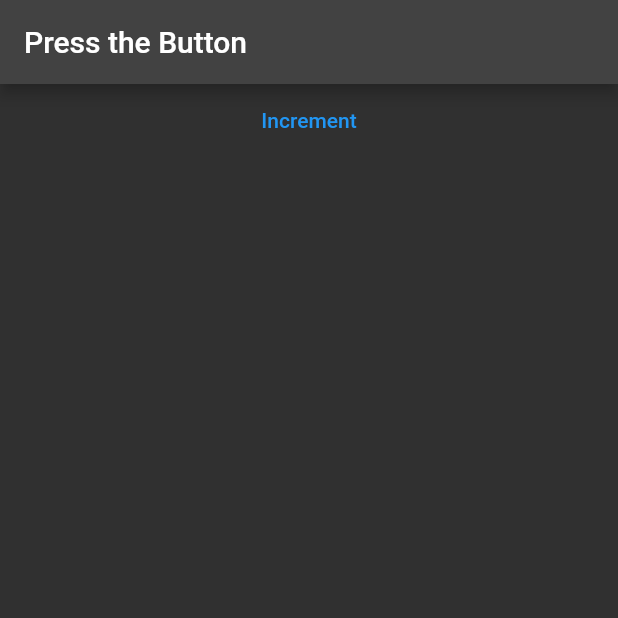
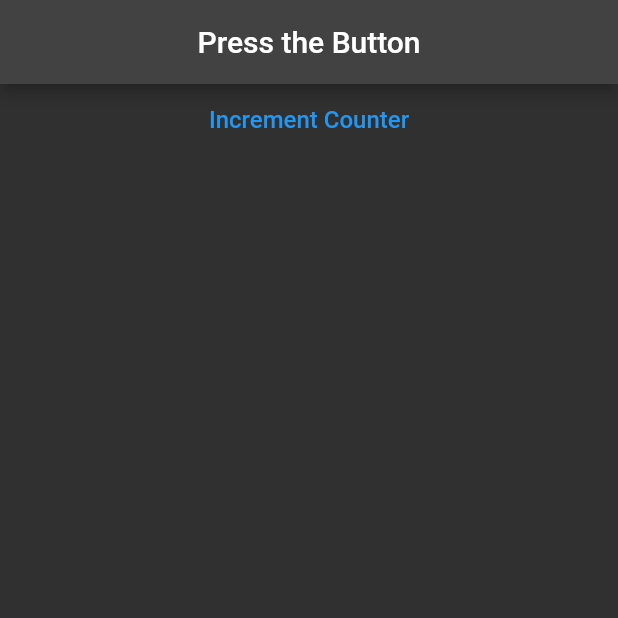
Before and after one commit to FOR-TUNE/Flutter_Riverpod_Course2, a Flutter app: the screen it shows after launch, on a phone screen of 412 x 824 dp, the top half of it. Run offline on Flutter 3.47's test engine with Material 2 defaults, Android fonts, the phone set to English and light mode, and no system bars; our stand-ins replace hooks_riverpod.

Commit message:
Final Corrections made

```diff
--- a/lib/main.dart
+++ b/lib/main.dart
@@ -53,6 +53,7 @@ class HomePage extends ConsumerWidget {
     // final counter = ref.watch(counterProvider);
     return Scaffold(
       appBar: AppBar(
+        centerTitle: true,
         // Now, here we wish to use the appBar to display the actual count value.
         // We are doing this because we don't want the entire widget to be rebuild.
         title: Consumer(
@@ -74,7 +75,10 @@ class HomePage extends ConsumerWidget {
               ref.read(counterProvider.notifier).increment();
             },
             child: const Text(
-              'Increment',
+              'Increment Counter',
+              style: TextStyle(
+                fontSize: 16,
+              ),
             ),
           ),
         ],
```
